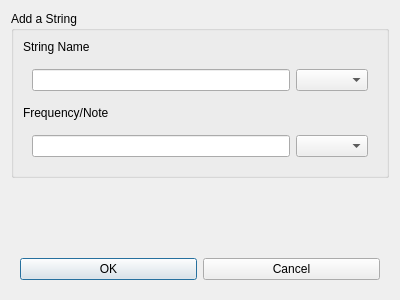
spopkin/music-tools, file tuner/addstringdialog.ui: the form before one commit.
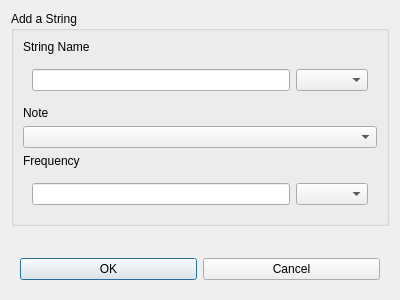
The form after the commit.

Commit message:
Connect the add string dialog
Configured the new instrument dialog to be able to produce the add
string dialog.

The edit to the form file:
```diff
--- a/tuner/addstringdialog.ui
+++ b/tuner/addstringdialog.ui
@@ -39,10 +39,20 @@
         </layout>
        </widget>
       </item>
+      <item>
+       <widget class="QLabel" name="label_3">
+        <property name="text">
+         <string>Note</string>
+        </property>
+       </widget>
+      </item>
+      <item>
+       <widget class="QComboBox" name="comboBox_3"/>
+      </item>
       <item>
        <widget class="QLabel" name="label_2">
         <property name="text">
-         <string>Frequency/Note</string>
+         <string>Frequency</string>
         </property>
        </widget>
       </item>
```
The commit also changes 4 other files.
